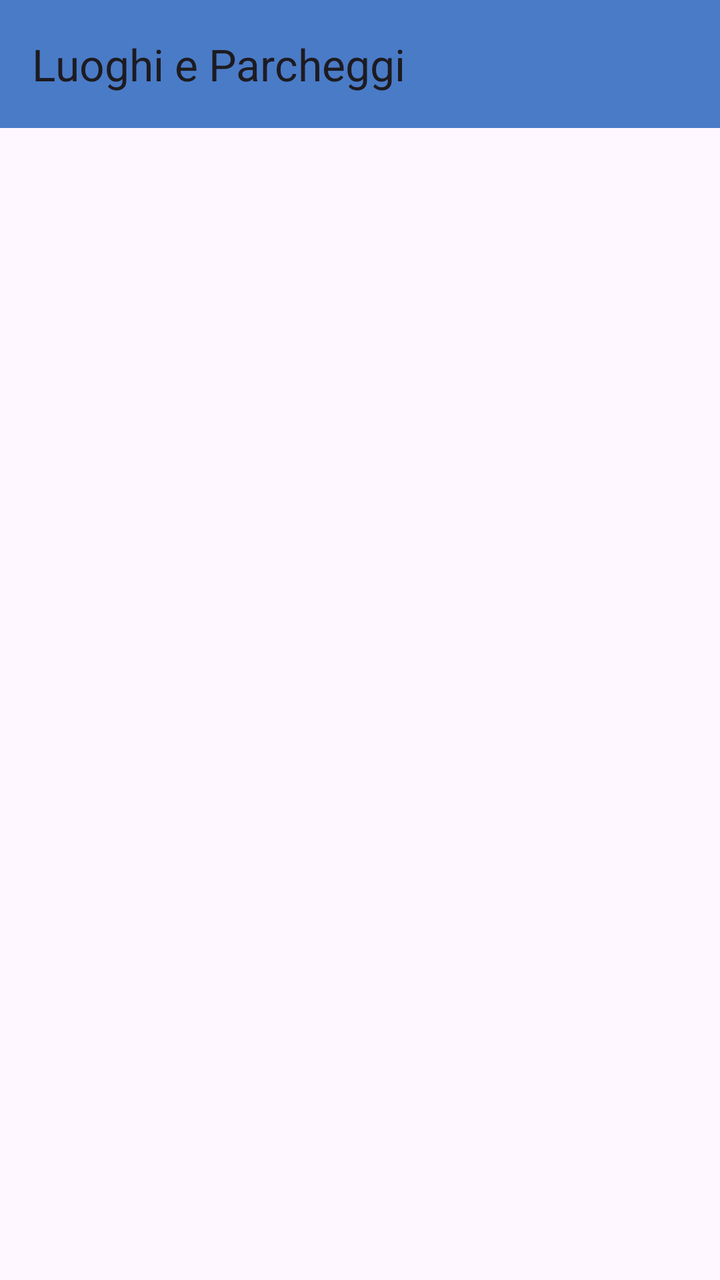
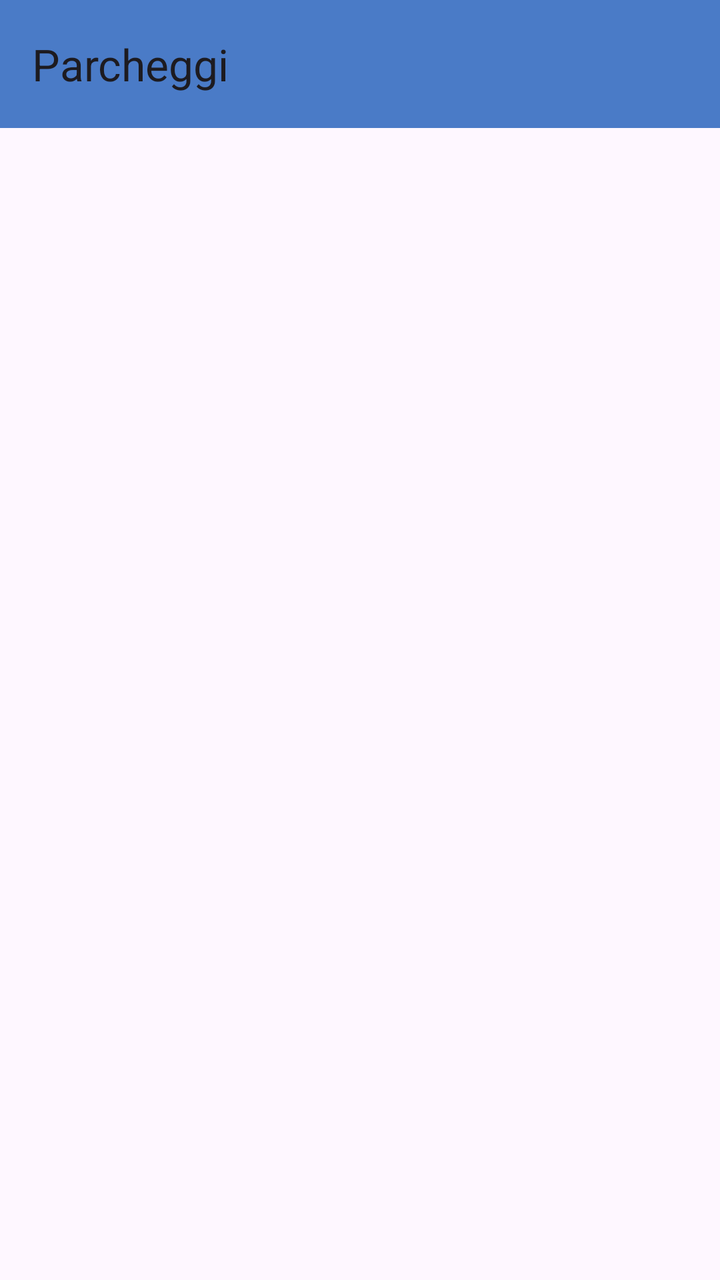

Compare the two renders of this Android layout. The source of the first and the diff that turns it into the second are given below.
<!-- AndroidManifest.xml: application theme Theme.ParkingMate -->
<!-- res/layout/fragment_saved_locations.xml -->
<?xml version="1.0" encoding="utf-8"?>
<LinearLayout xmlns:android="http://schemas.android.com/apk/res/android"
    xmlns:app="http://schemas.android.com/apk/res-auto"
    android:layout_width="match_parent"
    android:layout_height="match_parent"
    android:orientation="vertical"
    android:fitsSystemWindows="true">

    <com.google.android.material.appbar.MaterialToolbar
        android:id="@+id/topAppBarLocations"
        android:layout_width="match_parent"
        android:layout_height="wrap_content"
        android:background="?attr/colorPrimaryContainer"
        app:title="Luoghi e Parcheggi" />

    <androidx.recyclerview.widget.RecyclerView
        android:id="@+id/rvLocations"
        android:layout_width="match_parent"
        android:layout_height="match_parent"
        android:padding="8dp"
        android:clipToPadding="false" />

</LinearLayout>
<!-- resources referenced by this layout -->
<resources>
  <style name="Theme.ParkingMate" parent="Base.Theme.ParkingMate" />
  <style name="Base.Theme.ParkingMate" parent="Theme.Material3.DayNight.NoActionBar">
          
          <item name="colorPrimary">@color/parking_blue</item>
          <item name="colorOnPrimary">@color/white</item>
          <item name="colorPrimaryContainer">@color/parking_blue_light</item>
          <item name="colorOnPrimaryContainer">@color/white</item>
  
          
          <item name="colorSecondary">@color/parking_blue_light</item>
          <item name="colorOnSecondary">@color/white</item>
          <item name="colorSecondaryContainer">@color/parking_blue_light</item>
          <item name="colorOnSecondaryContainer">@color/white</item>
  
          
          <item name="colorTertiary">@color/parking_blue</item>
          <item name="colorOnTertiary">@color/white</item>
          <item name="colorTertiaryContainer">@color/parking_blue_light</item>
          <item name="colorOnTertiaryContainer">@color/white</item>
  
          
          <item name="android:colorControlActivated">@color/parking_blue</item>
          <item name="android:colorAccent">@color/parking_blue_light</item>
  
          <item name="android:statusBarColor">@color/parking_blue_dark</item>
      </style>
  <color name="parking_blue">#1E519D</color>
  <color name="white">#FFFFFF</color>
  <color name="parking_blue_light">#4A7BC7</color>
  <color name="parking_blue_dark">#133B78</color>
</resources>

<!-- the commit's change to res/layout/fragment_saved_locations.xml (unified diff, before → after) -->
@@ -11,7 +11,7 @@
         android:layout_width="match_parent"
         android:layout_height="wrap_content"
         android:background="?attr/colorPrimaryContainer"
-        app:title="Luoghi e Parcheggi" />
+        app:title="Parcheggi" />
 
     <androidx.recyclerview.widget.RecyclerView
         android:id="@+id/rvLocations"
